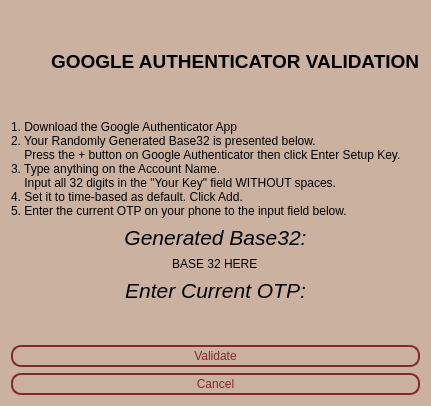
Before: the Qt Designer form validation.ui in blaterwolf/lmspy, drawn with Qt 5.
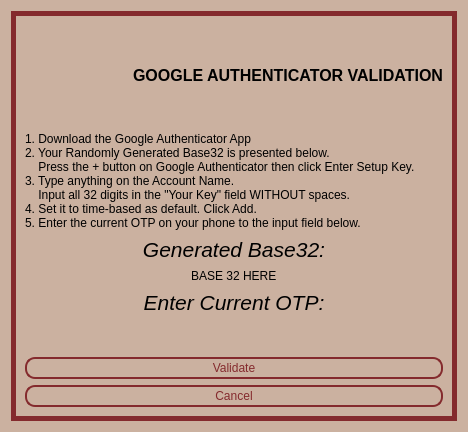
After: the same form once the commit is applied. Icons and pictures are not drawn.

```diff
--- a/validation.ui
+++ b/validation.ui
@@ -6,8 +6,8 @@
    <rect>
     <x>0</x>
     <y>0</y>
-    <width>431</width>
-    <height>406</height>
+    <width>468</width>
+    <height>432</height>
    </rect>
   </property>
   <property name="windowTitle">
@@ -16,6 +16,23 @@
   <property name="styleSheet">
    <string notr="true">.QWidget{background-color: #CBB1A0;border-radius: 10px}</string>
   </property>
+  <layout class="QVBoxLayout" name="verticalLayout_5">
+   <item>
+    <widget class="QFrame" name="border">
+     <property name="styleSheet">
+      <string notr="true">#border{
+	color: #842a2d;
+}</string>
+     </property>
+     <property name="frameShape">
+      <enum>QFrame::Box</enum>
+     </property>
+     <property name="lineWidth">
+      <number>5</number>
+     </property>
+     <property name="midLineWidth">
+      <number>5</number>
+     </property>
   <layout class="QVBoxLayout" name="verticalLayout_4">
    <item>
     <layout class="QHBoxLayout" name="horizontalLayout">
@@ -33,7 +50,7 @@
       <widget class="QLabel" name="label_5">
        <property name="font">
         <font>
-         <pointsize>14</pointsize>
+            <pointsize>12</pointsize>
          <bold>true</bold>
         </font>
        </property>
@@ -51,6 +68,9 @@
        <bold>false</bold>
       </font>
      </property>
+        <property name="styleSheet">
+         <string notr="true"/>
+        </property>
      <property name="text">
       <string>1. Download the Google Authenticator App
 2. Your Randomly Generated Base32 is presented below.
@@ -205,6 +225,9 @@
       </layout>
      </item>
     </layout>
+      </item>
+     </layout>
+    </widget>
    </item>
   </layout>
  </widget>
```
Lines whose indentation alone changed are shown as unchanged.
